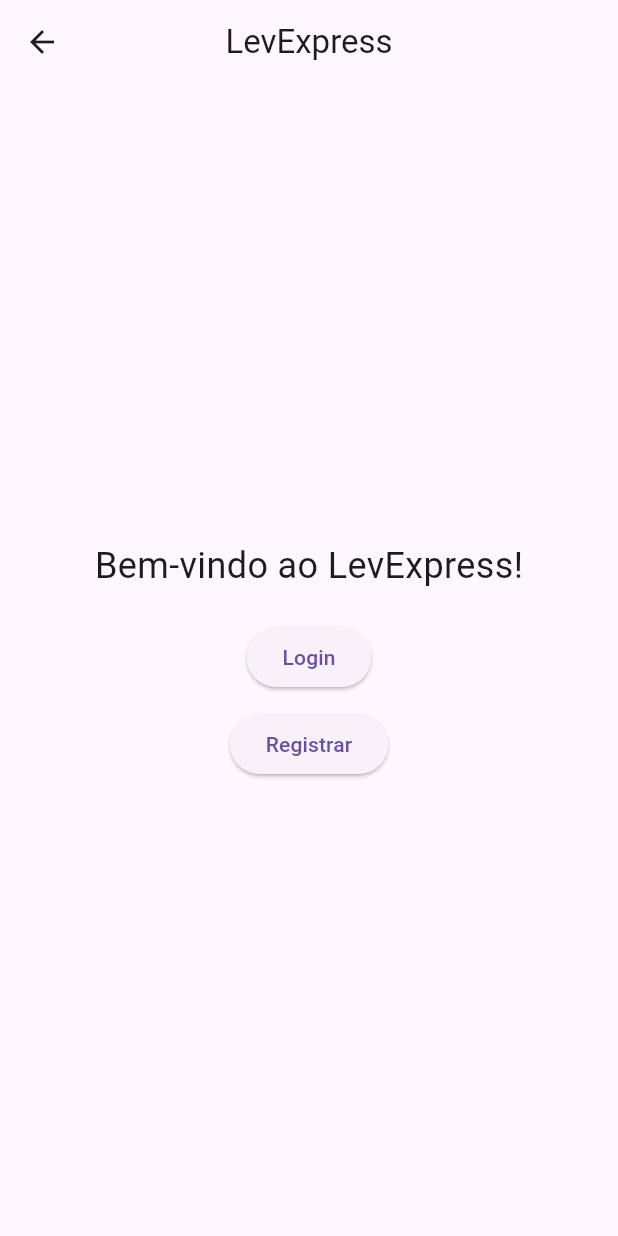
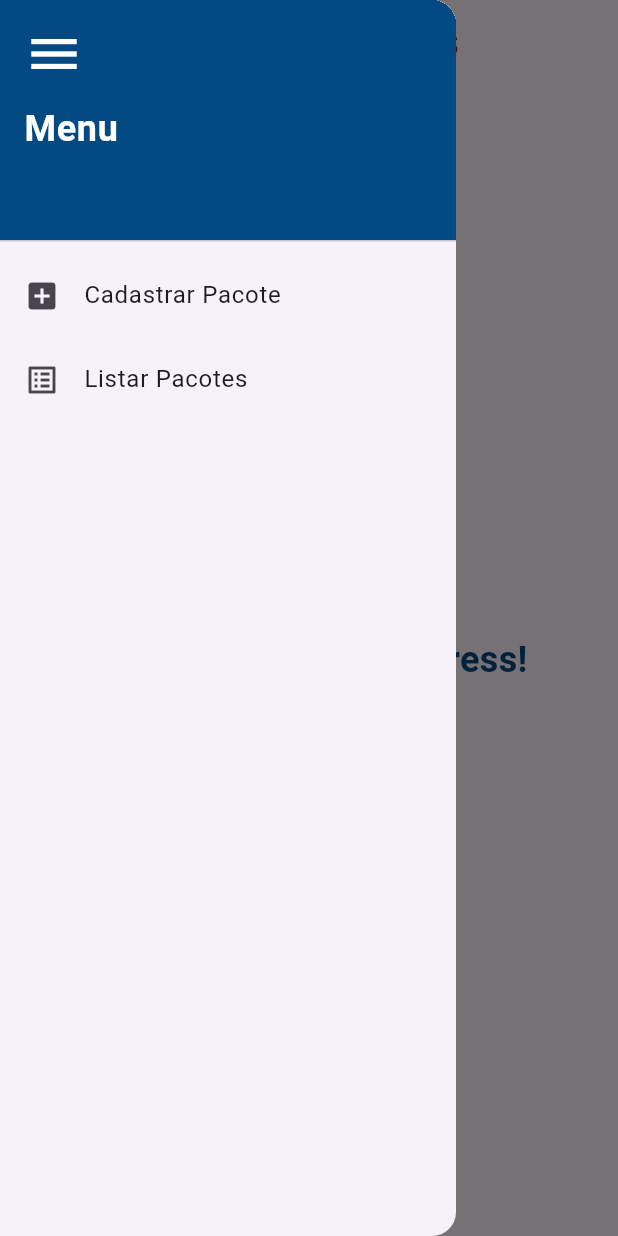
Before and after one commit to jaovy05/LevExpress, a Flutter app: the HomeScreen screen opened by its route, with the side drawer open (before the commit the screen has no drawer), on a phone screen of 412 x 824 dp. Run offline on Flutter 3.47's test engine with Material 3 defaults, Android fonts, the phone set to English and light mode, and no system bars.

Commit message:
Tela inicial basica, com nome do projeto e menu hamburguer

```diff
--- a/levexpress/lib/Components/AppFrontend/home_screen.dart
+++ b/levexpress/lib/Components/AppFrontend/home_screen.dart
@@ -3,36 +3,81 @@ import 'package:flutter/material.dart';
 class HomeScreen extends StatelessWidget {
   const HomeScreen({super.key});
 
+  void _navigateToCadastroPacote(BuildContext context) {
+    Navigator.pushNamed(context, '/cadastrar-pacote');
+  }
+
+  void _navigateToListarPacotes(BuildContext context) {
+    Navigator.pushNamed(context, '/listar-pacotes');
+  }
+
   @override
   Widget build(BuildContext context) {
     return Scaffold(
       appBar: AppBar(
-        title: const Text('LevExpress'),
-        centerTitle: true,
+        title: const Center(
+          child: Text(
+            'LevExpress',
+            style: TextStyle(
+              fontSize: 28,
+              fontWeight: FontWeight.bold,
+              color: Color.fromARGB(255, 186, 5, 5),
+            ),
+          ),
+        ),
       ),
-      body: Center(
-        child: Column(
-          mainAxisAlignment: MainAxisAlignment.center,
-          children: <Widget>[
-            const Text(
-              'Bem-vindo ao LevExpress!',
-              style: TextStyle(fontSize: 24),
+      drawer: Drawer(
+        child: ListView(
+          padding: EdgeInsets.zero,
+          children: [
+            DrawerHeader(
+              decoration: const BoxDecoration(
+                color: Color.fromARGB(255, 3, 74, 131),
+              ),
+              child: Column(
+                crossAxisAlignment: CrossAxisAlignment.start,
+                children: const [
+                  Icon(Icons.menu, color: Colors.white, size: 40),
+                  SizedBox(height: 12),
+                  Text(
+                    'Menu',
+                    style: TextStyle(
+                      color: Colors.white,
+                      fontSize: 24,
+                      fontWeight: FontWeight.bold
+                    ),
+                  ),
+                ],
+              ),
             ),
-            const SizedBox(height: 20),
-            ElevatedButton(
-              onPressed: () {
-                Navigator.pushReplacementNamed(context, '/login');
+            ListTile(
+              leading: const Icon(Icons.add_box),
+              title: const Text('Cadastrar Pacote'),
+              onTap: () {
+                Navigator.pop(context);
+                _navigateToCadastroPacote(context);
               },
-              child: const Text('Login'),
             ),
-            const SizedBox(height: 10),
-            ElevatedButton(
-              onPressed: () {
-                Navigator.pushReplacementNamed(context, '/register');
+            ListTile(
+              leading: const Icon(Icons.list_alt),
+              title: const Text('Listar Pacotes'),
+              onTap: () {
+                Navigator.pop(context);
+                _navigateToListarPacotes(context);
               },
-              child: const Text('Registrar'),
             ),
           ],
+        ),
+      ),
+      body: const Center(
+        child: Text(
+          'Bem-vindo ao LevExpress!',
+          style: TextStyle(
+            fontSize: 24,
+            fontWeight: FontWeight.bold,
+            color: Color.fromARGB(255, 3, 74, 131),
+          ),
+          textAlign: TextAlign.center,
         ),
       ),
     );
--- a/levexpress/lib/main.dart
+++ b/levexpress/lib/main.dart
@@ -2,6 +2,8 @@
 import 'Components/AppFrontend/login_screen.dart';
 import 'Components/AppFrontend/register_screen.dart';
 import 'Components/AppFrontend/home_screen.dart';
+import 'Components/AppFrontend/cadastrar_pacote_screen.dart';
+import 'Components/AppFrontend/listar_pacotes_screen.dart';
 
 void main() {
   runApp(const MyApp());
@@ -10,7 +12,6 @@
 class MyApp extends StatelessWidget {
   const MyApp({super.key});
 
-  // This widget is the root of your application.
   @override
   Widget build(BuildContext context) {
     return MaterialApp(
@@ -23,6 +24,8 @@
         '/login': (context) => const LoginScreen(),
         '/register': (context) => const Registerscreen(),
         '/home': (context) => const HomeScreen(),
+        '/cadastrar-pacote': (context) => const CadastrarPacoteScreen(),
+        '/listar-pacotes': (context) => const ListarPacotesScreen(),
       },
     );
   }
```
